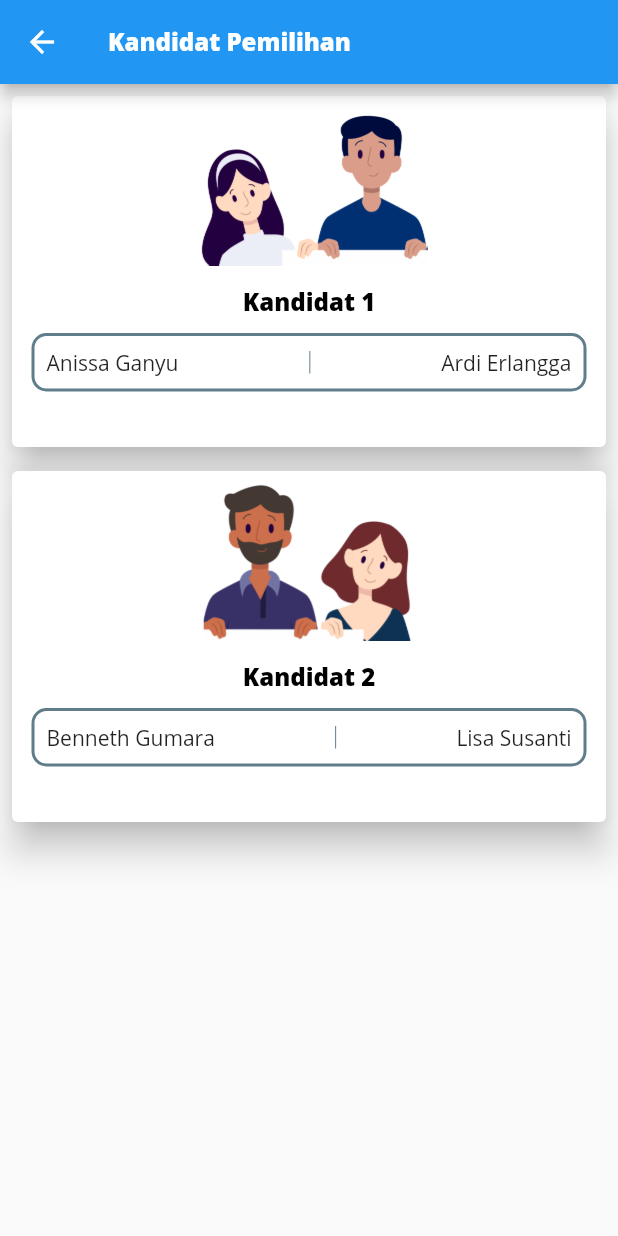
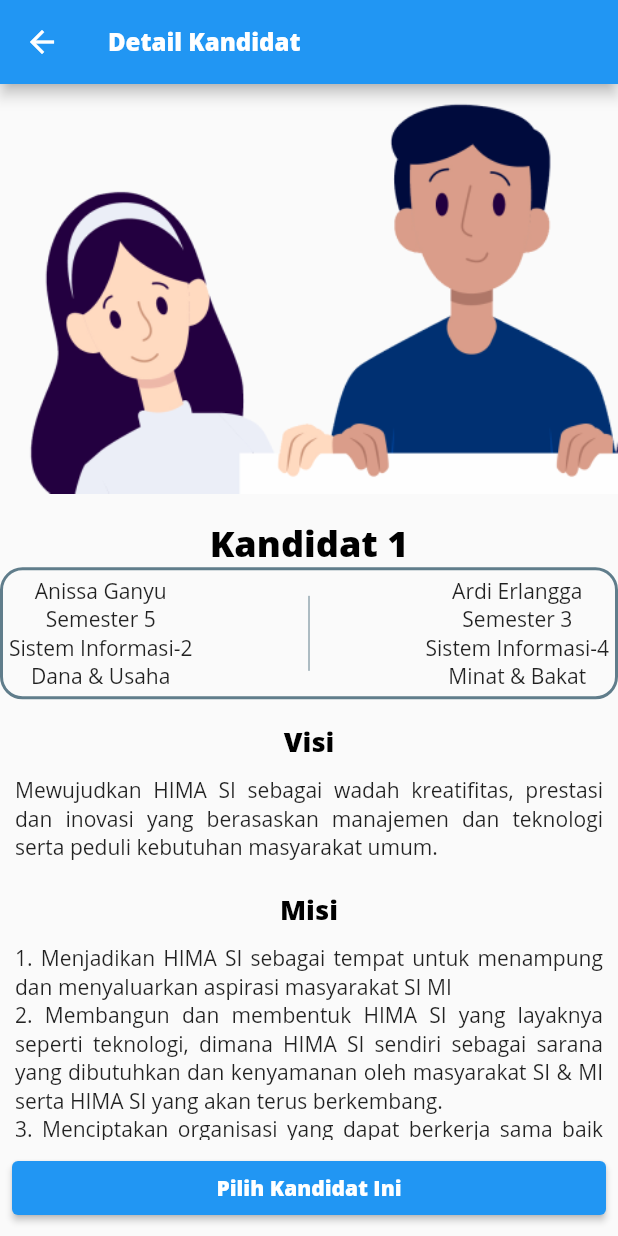
Before and after one commit to ganiaaldi/vokahima, a Flutter app: the CandidatePage screen opened directly, after a tap on "Kandidat 1", on a phone screen of 412 x 824 dp. Run offline on Flutter 3.47's test engine with Material 2 defaults, Android fonts, the light colour scheme and no system bars.

Commit message:
implement detail candidate

```diff
--- a/lib/candidate_page.dart
+++ b/lib/candidate_page.dart
@@ -1,5 +1,6 @@
 import 'package:flutter/material.dart';
 import 'package:vokahima/model/candidate.dart';
+import 'detail_candidate.dart';
 
 var nameText = TextStyle(
     fontFamily: 'OpenSans',
@@ -27,7 +28,7 @@ class CandidatePage extends StatelessWidget {
           return InkWell(
             onTap: () {
               Navigator.push(context, MaterialPageRoute(builder: (context) {
-                return CandidatePage();
+                return DetailCandidate(candidate: candidate);
               }));
             },
             child: SizedBox(
--- /dev/null
+++ b/lib/detail_candidate.dart
@@ -0,0 +1,150 @@
+import 'package:flutter/material.dart';
+import 'package:flutter/widgets.dart';
+import 'package:vokahima/model/candidate.dart';
+
+var titleDetail = TextStyle(
+    fontFamily: 'OpenSans',
+    fontWeight: FontWeight.bold,
+    fontSize: 24,
+    color: Colors.black);
+
+var titleSub = TextStyle(
+    fontFamily: 'OpenSans',
+    fontWeight: FontWeight.bold,
+    fontSize: 18,
+    color: Colors.black);
+
+var buttonText = TextStyle(
+    fontFamily: 'OpenSans', fontWeight: FontWeight.bold, color: Colors.white);
+
+class DetailCandidate extends StatelessWidget {
+  final Candidate candidate;
+
+  DetailCandidate({required this.candidate});
+
+  @override
+  Widget build(BuildContext context) {
+    return Scaffold(
+      appBar: AppBar(
+        title: Text(
+          'Detail Kandidat',
+          style: TextStyle(
+              fontFamily: 'OpenSans',
+              fontWeight: FontWeight.bold,
+              fontSize: 16,
+              color: Colors.white),
+        ),
+      ),
+      body: SingleChildScrollView(
+        child: Column(
+          crossAxisAlignment: CrossAxisAlignment.stretch,
+          children: <Widget>[
+            Container(
+                child: Image.asset(candidate.imageAsset),
+            ),
+            Container(
+              margin: EdgeInsets.only(top: 16.0),
+              child: Text(
+                candidate.nameCandidate,
+                textAlign: TextAlign.center,
+               style: titleDetail,
+                ),
+              ),
+            Container(
+              decoration: BoxDecoration(
+                border: Border.all(
+                  color: Colors.blueGrey,
+                  width: 2,
+                ),
+                borderRadius: BorderRadius.circular(15.0),
+              ),
+              child: Padding(
+                padding: const EdgeInsets.all(4.0),
+                child: Row(
+                  mainAxisAlignment:
+                  MainAxisAlignment.spaceEvenly,
+                  children: <Widget>[
+                    Column(
+                      mainAxisAlignment:
+                      MainAxisAlignment.spaceEvenly,
+                      children: <Widget>[
+                        Text(candidate.nameKahim),
+                        Text(candidate.gradeKahim),
+                        Text(candidate.classKahim),
+                        Text(candidate.divisionKahim),
+                      ],
+                    ),
+                    Expanded(
+                        child: Container(
+                            height: 50,
+                            child: VerticalDivider(
+                                color: Colors.blueGrey))),
+                    Column(
+                      mainAxisAlignment:
+                      MainAxisAlignment.spaceEvenly,
+                      children: <Widget>[
+                        Text(candidate.nameWakahim),
+                        Text(candidate.gradeWakahim),
+                        Text(candidate.classWakahim),
+                        Text(candidate.divisionWakahim),
+                      ],
+                    ),
+                  ],
+                ),
+              ),
+            ),
+      Container(
+        margin: EdgeInsets.only(top: 16.0),
+            child: Column(
+              mainAxisAlignment:
+              MainAxisAlignment.spaceEvenly,
+              children: <Widget>[
+                Text(
+                  "Visi",
+                  textAlign: TextAlign.justify,
+                  style: titleSub,
+                ),
+                Padding(
+                  padding: const EdgeInsets.all(10.0),
+                child: Text(
+                  candidate.vision,
+                  textAlign: TextAlign.justify,
+                ),
+                ),
+              ],
+            ),
+          ),
+            Container(
+              margin: EdgeInsets.only(top: 10.0),
+              child: Column(
+                mainAxisAlignment:
+                MainAxisAlignment.spaceEvenly,
+                children: <Widget>[
+                  Text(
+                    "Misi",
+                    textAlign: TextAlign.justify,
+                    style: titleSub,
+                  ),
+                  Padding(
+                    padding: const EdgeInsets.all(10.0),
+                    child: Text(
+                      candidate.mission,
+                      textAlign: TextAlign.justify,
+                    ),
+                  ),
+                ],
+              ),
+            ),
+          ],
+        ),
+      ),
+      bottomNavigationBar: Padding(
+        padding: EdgeInsets.all(8.0),
+        child: ElevatedButton(
+          onPressed: () {},
+          child: Text('Pilih Kandidat Ini', style: buttonText),
+        ),
+      ),
+    );
+  }
+}
--- a/lib/model/candidate.dart
+++ b/lib/model/candidate.dart
@@ -2,7 +2,8 @@ class Candidate {
   String nameCandidate;
   String nameKahim;
   String nameWakahim;
-  String majors;
+  String gradeKahim;
+  String gradeWakahim;
   String classKahim;
   String classWakahim;
   String divisionKahim;
@@ -15,7 +16,8 @@ class Candidate {
     required this.nameCandidate,
     required this.nameKahim,
     required this.nameWakahim,
-    required this.majors,
+    required this.gradeKahim,
+    required this.gradeWakahim,
     required this.classKahim,
     required this.classWakahim,
     required this.divisionKahim,
@@ -31,13 +33,13 @@ var candidateList = [
     nameCandidate: 'Kandidat 1',
     nameKahim: 'Anissa Ganyu',
     nameWakahim: 'Ardi Erlangga',
-    majors:
-    'Sistem Informasi',
+    gradeKahim: 'Semester 5',
+    gradeWakahim: 'Semester 3',
     classKahim: 'Sistem Informasi-2',
     classWakahim: 'Sistem Informasi-4',
-    divisionKahim: 'Pendidikan Pengembangan & Rohani',
+    divisionKahim: 'Dana & Usaha',
     divisionWakahim: 'Minat & Bakat',
-    vision: 'Mewujudkan HIMA SI sebagai wadah kreatifitas, prestasi dan inovasi yang berasaskan manajemen dan teknologi serta peduli kebutuhan masyarakat umum',
+    vision: 'Mewujudkan HIMA SI sebagai wadah kreatifitas, prestasi dan inovasi yang berasaskan manajemen dan teknologi serta peduli kebutuhan masyarakat umum.',
     mission: '1. Menjadikan HIMA SI sebagai tempat untuk menampung dan menyaluarkan aspirasi masyarakat SI MI \n2. Membangun dan membentuk HIMA SI yang layaknya seperti teknologi, dimana HIMA SI sendiri sebagai sarana yang dibutuhkan dan kenyamanan oleh masyarakat SI & MI serta HIMA SI yang akan terus berkembang.\n3. Menciptakan organisasi yang dapat berkerja sama baik dalam masyarakat SI MI dan Lembaga lainnya baik itu internal maupun external',
     imageAsset: 'images/human1.png',
   ),
@@ -45,13 +47,13 @@ var candidateList = [
     nameCandidate: 'Kandidat 2',
     nameKahim: 'Benneth Gumara',
     nameWakahim: 'Lisa Susanti',
-    majors:
-    'Sistem Informasi',
+    gradeKahim: 'Semester 5',
+    gradeWakahim: 'Semester 5',
     classKahim: 'Sistem Informasi-4',
     classWakahim: 'Sistem Informasi-1',
     divisionKahim: 'Minat & Bakat',
-    divisionWakahim: 'Informasi & Komunikasi',
-    vision: 'Terwujudnya HIMA SI sebagai Pencipta, Pelopor, dan Pengemban amanat intelektual yang bertanggung jawab untuk meningkatkan harkat martabat Prodi SI&MI',
+    divisionWakahim: 'Informasi & \nKomunikasi',
+    vision: 'Terwujudnya HIMA SI sebagai Pencipta, Pelopor, dan Pengemban amanat intelektual yang bertanggung jawab untuk meningkatkan harkat martabat Prodi SI&MI.',
     mission: '1. Mempelopori pengembangan ilmu pengetahuan dan teknologi bagi kemaslahatan masyarakat\n2. Mengembangkan potensi kreatif, keilmuan, dan sosial\n3. Mempererat kekeluargaan di internal dan eksternal secara nyata\n 4. Mengoptimalkan peran dalam dunia kemahasiswaan untuk mendukung terciptanya transformasi dan reformasi HIMA SI',
     imageAsset: 'images/human2.png',
   ),
```
